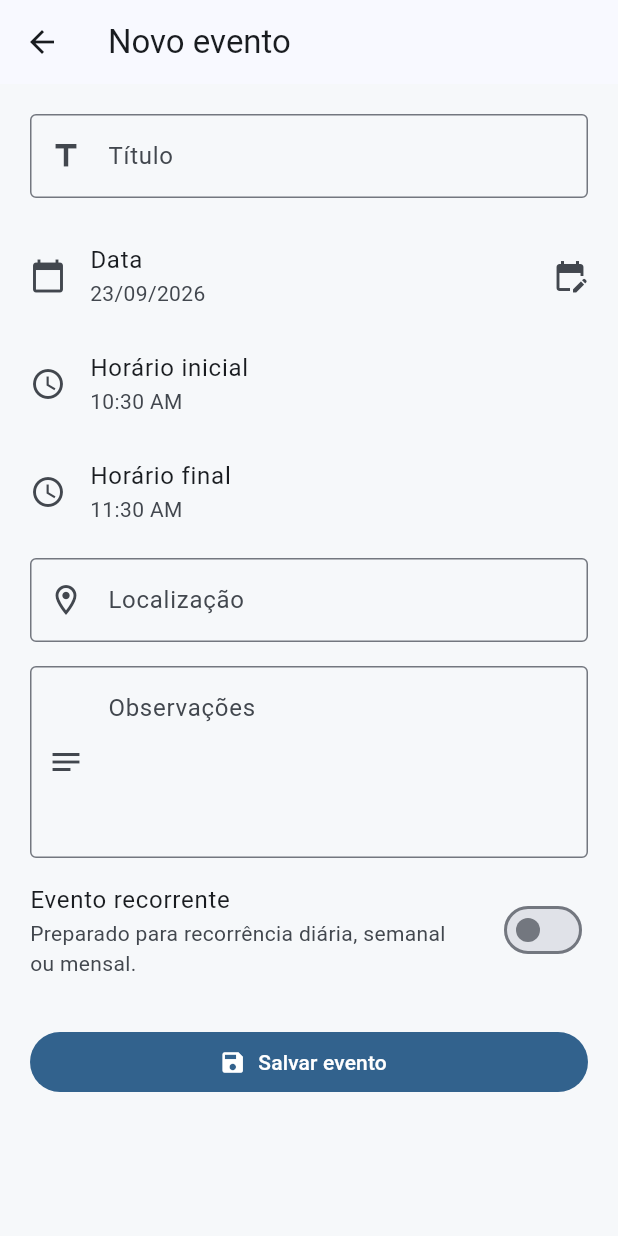
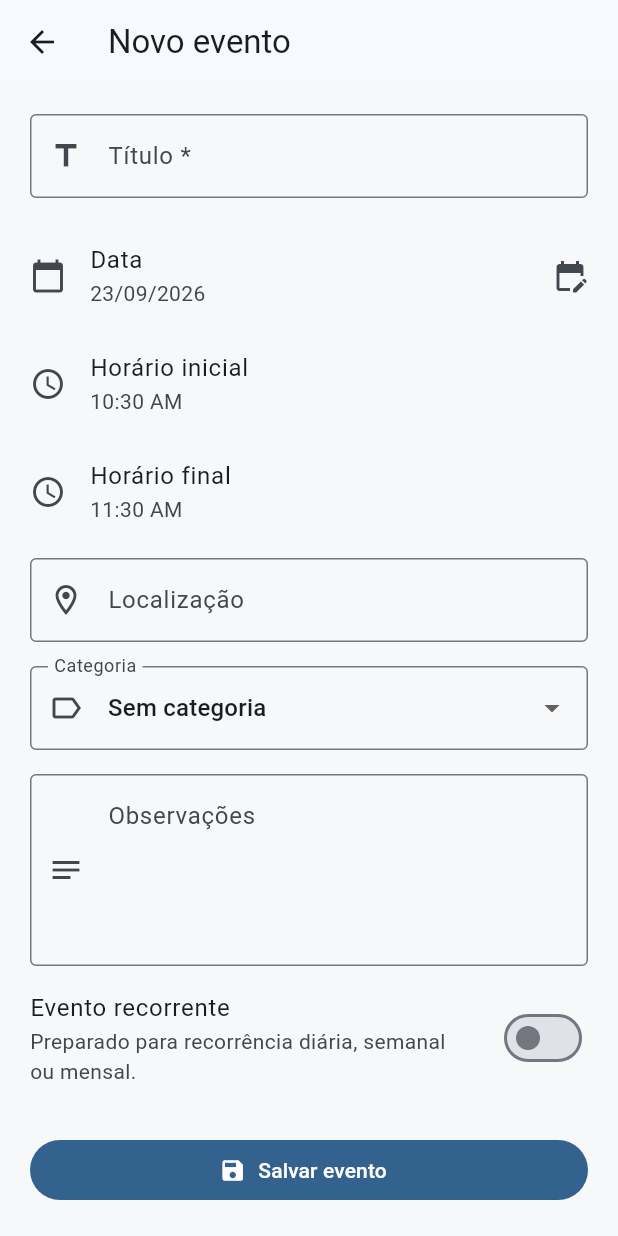
Before and after one commit to Leptospirose-Aguda/agendify, a Flutter app: the EventFormScreen screen opened by its route, on a phone screen of 412 x 824 dp. Run offline on Flutter 3.47's test engine with Material 3 defaults, Android fonts, the phone set to English and light mode, and no system bars; our stand-ins replace cloud_firestore, firebase_auth, firebase_core, shared_preferences, table_calendar; accounts and stored records are empty.

Commit message:
feat: conectar Search e EventForm ao Firestore; remover MockData

```diff
--- a/lib/features/events/screens/event_form_screen.dart
+++ b/lib/features/events/screens/event_form_screen.dart
@@ -3,6 +3,7 @@ import 'package:provider/provider.dart';
 import 'package:uuid/uuid.dart';
 
 import '../../../core/providers/event_provider.dart';
+import '../../../core/providers/category_provider.dart';
 import '../../../models/event_model.dart';
 
 class EventFormScreen extends StatefulWidget {
@@ -22,6 +23,7 @@ class _EventFormScreenState extends State<EventFormScreen> {
   TimeOfDay _startTime = TimeOfDay.now();
   TimeOfDay _endTime = TimeOfDay.now();
   bool _recurring = false;
+  String? _selectedCategoryName;
 
   @override
   void initState() {
@@ -44,10 +46,7 @@ class _EventFormScreenState extends State<EventFormScreen> {
       lastDate: DateTime(2035),
       initialDate: _date,
     );
-
-    if (selected != null) {
-      setState(() => _date = selected);
-    }
+    if (selected != null) setState(() => _date = selected);
   }
 
   Future<void> _pickStartTime() async {
@@ -55,11 +54,9 @@ class _EventFormScreenState extends State<EventFormScreen> {
       context: context,
       initialTime: _startTime,
     );
-
     if (selected != null) {
       setState(() {
         _startTime = selected;
-        // Auto-adjust end time if it's before start time or just to keep 1h duration
         _endTime = TimeOfDay(hour: (_startTime.hour + 1) % 24, minute: _startTime.minute);
       });
     }
@@ -70,10 +67,7 @@ class _EventFormScreenState extends State<EventFormScreen> {
       context: context,
       initialTime: _endTime,
     );
-
-    if (selected != null) {
-      setState(() => _endTime = selected);
-    }
+    if (selected != null) setState(() => _endTime = selected);
   }
 
   void _save() {
@@ -85,9 +79,7 @@ class _EventFormScreenState extends State<EventFormScreen> {
     var endDateTime = DateTime(
       _date.year, _date.month, _date.day, _endTime.hour, _endTime.minute,
     );
-
     if (endDateTime.isBefore(startDateTime)) {
-      // If end time is before start time, assume it's the next day
       endDateTime = endDateTime.add(const Duration(days: 1));
     }
 
@@ -96,9 +88,14 @@ class _EventFormScreenState extends State<EventFormScreen> {
       title: _titleController.text.trim(),
       start: startDateTime,
       end: endDateTime,
-      location: _locationController.text.trim().isEmpty ? null : _locationController.text.trim(),
-      notes: _notesController.text.trim().isEmpty ? null : _notesController.text.trim(),
+      location: _locationController.text.trim().isEmpty
+          ? null
+          : _locationController.text.trim(),
+      notes: _notesController.text.trim().isEmpty
+          ? null
+          : _notesController.text.trim(),
       isRecurring: _recurring,
+      category: _selectedCategoryName,
     );
 
     Provider.of<EventProvider>(context, listen: false).addEvent(event);
@@ -111,29 +108,28 @@ class _EventFormScreenState extends State<EventFormScreen> {
 
   @override
   Widget build(BuildContext context) {
+    final categories = context.watch<CategoryProvider>().categories;
+
     return Scaffold(
-      appBar: AppBar(
-        title: const Text('Novo evento'),
-      ),
+      appBar: AppBar(title: const Text('Novo evento')),
       body: Form(
         key: _formKey,
         child: ListView(
           padding: const EdgeInsets.all(20),
           children: [
+            // Título
             TextFormField(
               controller: _titleController,
               decoration: const InputDecoration(
-                labelText: 'Título',
+                labelText: 'Título *',
                 prefixIcon: Icon(Icons.title),
               ),
-              validator: (value) {
-                if (value == null || value.trim().isEmpty) {
-                  return 'Informe o título do evento.';
-                }
-                return null;
-              },
+              validator: (value) =>
+                  (value == null || value.trim().isEmpty) ? 'Informe o título do evento.' : null,
             ),
             const SizedBox(height: 16),
+
+            // Data
             ListTile(
               contentPadding: EdgeInsets.zero,
               leading: const Icon(Icons.calendar_today),
@@ -146,6 +142,8 @@ class _EventFormScreenState extends State<EventFormScreen> {
               trailing: const Icon(Icons.edit_calendar),
               onTap: _pickDate,
             ),
+
+            // Horários
             ListTile(
               contentPadding: EdgeInsets.zero,
               leading: const Icon(Icons.schedule),
@@ -161,6 +159,8 @@ class _EventFormScreenState extends State<EventFormScreen> {
               onTap: _pickEndTime,
             ),
             const SizedBox(height: 8),
+
+            // Localização
             TextField(
               controller: _locationController,
               decoration: const InputDecoration(
@@ -169,6 +169,45 @@ class _EventFormScreenState extends State<EventFormScreen> {
               ),
             ),
             const SizedBox(height: 16),
+
+            // Categoria
+            DropdownButtonFormField<String>(
+              initialValue: _selectedCategoryName,
+              decoration: const InputDecoration(
+                labelText: 'Categoria',
+                prefixIcon: Icon(Icons.label_outline),
+              ),
+              hint: const Text('Selecionar categoria'),
+              items: [
+                const DropdownMenuItem<String>(
+                  value: null,
+                  child: Text('Sem categoria'),
+                ),
+                ...categories.map(
+                  (cat) => DropdownMenuItem<String>(
+                    value: cat.name,
+                    child: Row(
+                      children: [
+                        Container(
+                          width: 12,
+                          height: 12,
+                          margin: const EdgeInsets.only(right: 8),
+                          decoration: BoxDecoration(
+                            color: cat.color,
+                            shape: BoxShape.circle,
+                          ),
+                        ),
+                        Text(cat.name),
+                      ],
+                    ),
+                  ),
+                ),
+              ],
+              onChanged: (value) => setState(() => _selectedCategoryName = value),
+            ),
+            const SizedBox(height: 16),
+
+            // Observações
             TextField(
               controller: _notesController,
               maxLines: 4,
@@ -179,16 +218,17 @@ class _EventFormScreenState extends State<EventFormScreen> {
               ),
             ),
             const SizedBox(height: 8),
+
+            // Recorrente
             SwitchListTile(
               contentPadding: EdgeInsets.zero,
               value: _recurring,
               onChanged: (value) => setState(() => _recurring = value),
               title: const Text('Evento recorrente'),
-              subtitle: const Text(
-                'Preparado para recorrência diária, semanal ou mensal.',
-              ),
+              subtitle: const Text('Preparado para recorrência diária, semanal ou mensal.'),
             ),
             const SizedBox(height: 24),
+
             FilledButton.icon(
               onPressed: _save,
               icon: const Icon(Icons.save),
```
Also changed, not shown: lib/data/mock_data.dart (deleted, +0 -35 lines), lib/features/search/screens/search_screen.dart (+111 -14 lines).
